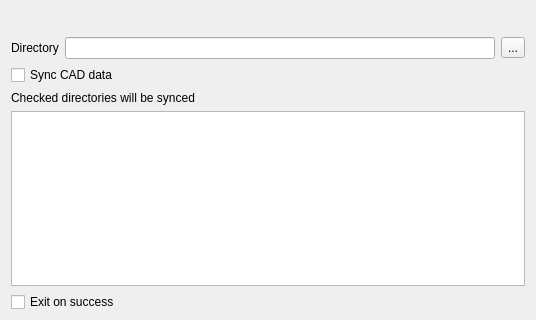
First picture: the form in src/MainWindow.ui, repository ZIMA-Engineering/ZIMA-CAD-Sync, before the edit; both pictures show x 0 to 536 and y 0 to 320 of the 536 by 758 pixel window.
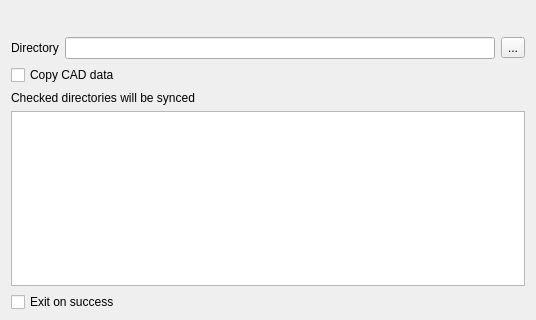
Second picture: the form after the edit. Icons and pictures are not drawn.

Commit message: Update README, rename sync cad data to copy cad data

Patch:
```diff
--- a/src/MainWindow.ui
+++ b/src/MainWindow.ui
@@ -77,7 +77,7 @@
     <item>
      <widget class="QCheckBox" name="syncCadDataCheckBox">
       <property name="text">
-       <string>Sync CAD data</string>
+       <string>Copy CAD data</string>
       </property>
      </widget>
     </item>
```
The commit also changes 1 other file.
